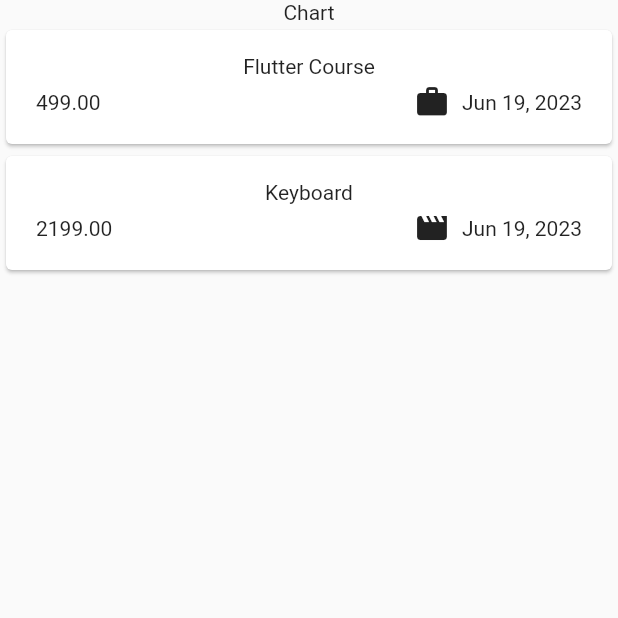
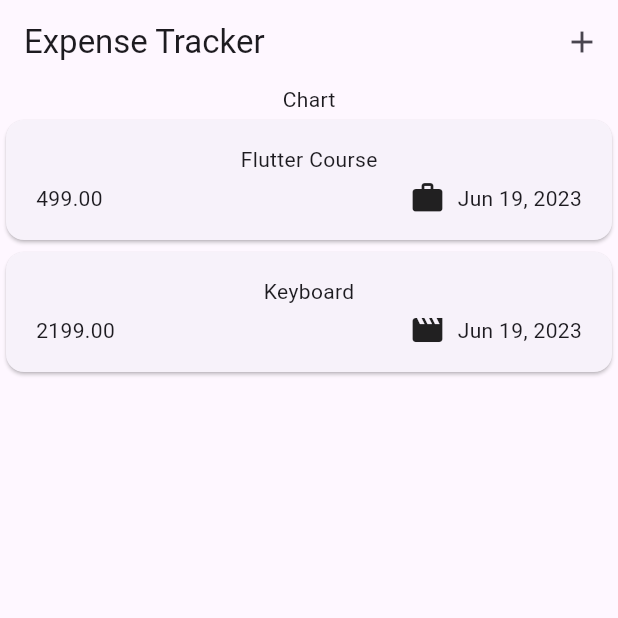
Before and after one commit to Aryan-Sood/Expense-Tracker-Flutter-, a Flutter app: the screen it shows after launch, on a phone screen of 412 x 824 dp, the top half of it. Run offline on Flutter 3.47's test engine with Material 2 defaults, Android fonts, the phone set to English and light mode, and no system bars.

Commit message:
added appbar

```diff
--- a/lib/main.dart
+++ b/lib/main.dart
@@ -2,7 +2,8 @@ import 'package:flutter/material.dart';
 import 'package:expense_tracker/widgets/expenses.dart';
 
 void main() {
-  runApp(const MaterialApp(
-    home: Expenses(),
+  runApp(MaterialApp(
+    theme: ThemeData(useMaterial3: true),
+    home: const Expenses(),
   ));
 }
--- a/lib/widgets/expenses.dart
+++ b/lib/widgets/expenses.dart
@@ -28,6 +28,15 @@ class _ExpensesState extends State<Expenses> {
   @override
   Widget build(BuildContext context) {
     return Scaffold(
+      appBar: AppBar(
+        title: const Text("Expense Tracker"),
+        actions: [
+          IconButton(
+            icon: const Icon(Icons.add),
+            onPressed: () {},
+          ),
+        ],
+      ),
       body: Column(
         children: [
           const Text('Chart'),
```
